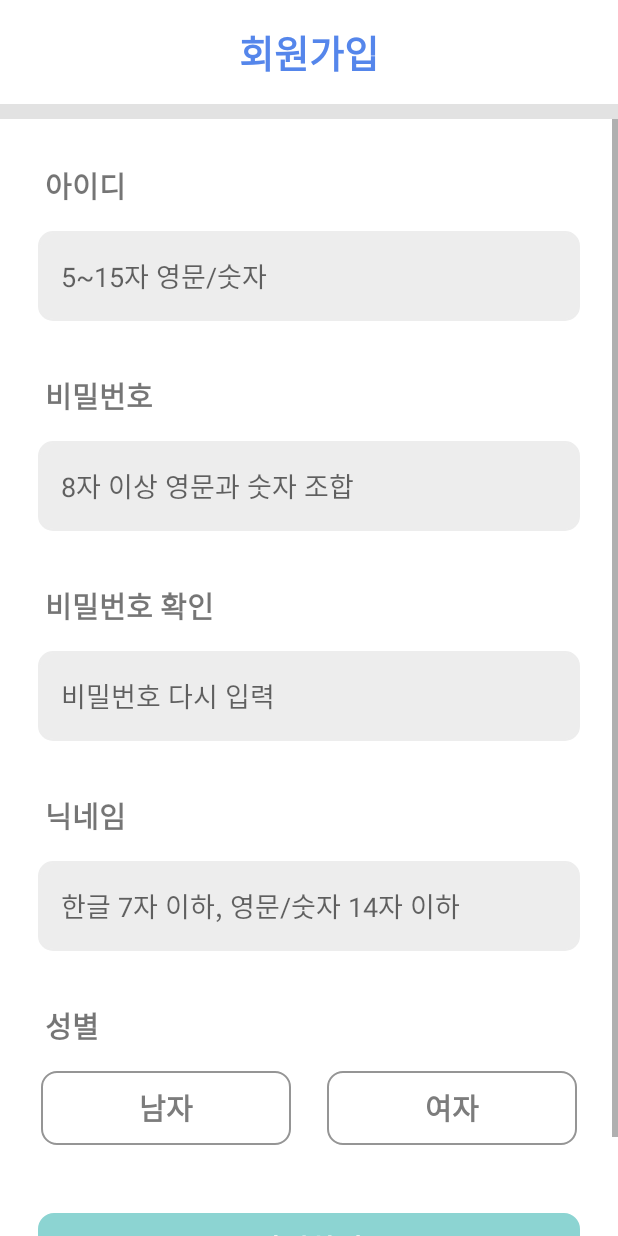
After one commit to NyaNyak/walKING, an Android app: the SignIn screen opened directly, with no data from a screen before it, on a phone screen of 412 x 824 dp. The commit adds this screen. Run offline under Robolectric (Android 15) with nearby library versions, the phone set to English and light mode, and no system bars.

Commit message:
회원가입 페이지 작성

```diff
--- a/app/src/main/AndroidManifest.xml
+++ b/app/src/main/AndroidManifest.xml
@@ -25,6 +25,7 @@
         <activity android:name=".PointShop"/>
         <activity android:name=".RankingPage"/>
         <activity android:name=".UserPage"/>
+        <activity android:name=".SignIn"/>
     </application>
 
 </manifest>
--- /dev/null
+++ b/app/src/main/java/com/example/walking/SignIn.java
@@ -0,0 +1,14 @@
+package com.example.walking;
+
+import android.os.Bundle;
+
+import androidx.annotation.Nullable;
+import androidx.appcompat.app.AppCompatActivity;
+
+public class SignIn extends AppCompatActivity {
+    @Override
+    protected void onCreate(@Nullable Bundle savedInstanceState) {
+        super.onCreate(savedInstanceState);
+        setContentView(R.layout.sign_in);
+    }
+}
--- a/app/src/main/res/drawable/button.xml
+++ b/app/src/main/res/drawable/button.xml
@@ -1,8 +1,22 @@
 <?xml version="1.0" encoding="utf-8"?>
-<shape
-    xmlns:android="http://schemas.android.com/apk/res/android"
-    android:shape="rectangle">
-    <solid android:color="#8CD4D2" />
-    <stroke android:color="#8CD4D2" android:width="1dp" />
-    <corners android:radius="10dp" />
-</shape>
+<selector xmlns:android="http://schemas.android.com/apk/res/android">
+
+    <!-- 버튼이 눌렸을 때 -->
+    <item android:state_pressed="true">
+        <shape android:shape="rectangle">
+            <solid android:color="#7EC6C4" />
+            <stroke android:color="#7EC6C4" android:width="1dp" />
+            <corners android:radius="10dp" />
+        </shape>
+    </item>
+
+    <!-- 버튼이 안 눌렸을 때(디폴트) -->
+    <item android:state_pressed="false">
+        <shape android:shape="rectangle">
+            <solid android:color="#8CD4D2" />
+            <stroke android:color="#8CD4D2" android:width="1dp" />
+            <corners android:radius="10dp" />
+        </shape>
+    </item>
+
+</selector>
--- /dev/null
+++ b/app/src/main/res/drawable/button_text.xml
@@ -0,0 +1,7 @@
+<?xml version="1.0" encoding="utf-8"?>
+<selector xmlns:android="http://schemas.android.com/apk/res/android">
+    <item android:state_pressed="true" android:color="#E1E1E1">
+    </item>
+    <item android:state_pressed="false" android:color="#FFFFFF">
+    </item>
+</selector>
--- /dev/null
+++ b/app/src/main/res/drawable/selector_radio_button.xml
@@ -0,0 +1,17 @@
+<?xml version="1.0" encoding="utf-8"?>
+<selector xmlns:android="http://schemas.android.com/apk/res/android">
+    <item android:state_checked="true">
+        <shape android:shape="rectangle">
+            <solid android:color="#8CD4D2"/>
+            <stroke android:color="#8CD4D2" android:width="1dp"/>
+            <corners android:radius="10dp"/>
+        </shape>
+    </item>
+    <item android:state_checked="false">
+        <shape android:shape="rectangle">
+            <solid android:color="#FFFFFF"/>
+            <stroke android:color="#959595" android:width="1dp"/>
+            <corners android:radius="10dp"/>
+        </shape>
+    </item>
+</selector>
--- /dev/null
+++ b/app/src/main/res/drawable/selector_radio_text.xml
@@ -0,0 +1,7 @@
+<?xml version="1.0" encoding="utf-8"?>
+<selector xmlns:android="http://schemas.android.com/apk/res/android">
+    <item android:state_checked="true" android:color="#FFFFFF">
+    </item>
+    <item android:state_checked="false" android:color="#7C7C7C">
+    </item>
+</selector>
--- a/app/src/main/res/layout/activity_main.xml
+++ b/app/src/main/res/layout/activity_main.xml
@@ -225,7 +225,7 @@
                 android:background="@drawable/button"
                 android:letterSpacing="0.05"
                 android:text="보상 받기"
-                android:textColor="@color/white"
+                android:textColor="@drawable/button_text"
                 android:textSize="18dp"
                 android:textStyle="bold"
                 app:layout_constraintBottom_toBottomOf="parent"
--- a/app/src/main/res/layout/point_shop.xml
+++ b/app/src/main/res/layout/point_shop.xml
@@ -146,7 +146,7 @@
                 android:drawablePadding="-14dp"
                 android:paddingLeft="14dp"
                 android:text="120"
-                android:textColor="@color/white"
+                android:textColor="@drawable/button_text"
                 android:textSize="18dp"
                 android:textStyle="bold"
                 android:layout_marginEnd="10dp"
@@ -207,7 +207,7 @@
                 android:drawablePadding="-14dp"
                 android:paddingLeft="14dp"
                 android:text="360"
-                android:textColor="@color/white"
+                android:textColor="@drawable/button_text"
                 android:textSize="18dp"
                 android:textStyle="bold"
                 android:layout_marginEnd="10dp"
@@ -268,7 +268,7 @@
                 android:drawablePadding="-14dp"
                 android:paddingLeft="14dp"
                 android:text="600"
-                android:textColor="@color/white"
+                android:textColor="@drawable/button_text"
                 android:textSize="18dp"
                 android:textStyle="bold"
                 android:layout_marginEnd="10dp"
@@ -365,7 +365,7 @@
             android:drawablePadding="-18dp"
             android:paddingLeft="18dp"
             android:text="300"
-            android:textColor="@color/white"
+            android:textColor="@drawable/button_text"
             android:textSize="20dp"
             android:textStyle="bold"
             android:layout_marginBottom="10dp"
--- /dev/null
+++ b/app/src/main/res/layout/sign_in.xml
@@ -0,0 +1,194 @@
+<?xml version="1.0" encoding="utf-8"?>
+<androidx.constraintlayout.widget.ConstraintLayout xmlns:android="http://schemas.android.com/apk/res/android"
+    xmlns:app="http://schemas.android.com/apk/res-auto"
+    xmlns:tools="http://schemas.android.com/tools"
+    android:layout_width="match_parent"
+    android:layout_height="match_parent"
+    android:background="#E2E2E2">
+
+    <androidx.constraintlayout.widget.ConstraintLayout
+        android:id="@+id/header_signIn"
+        android:layout_width="match_parent"
+        android:layout_height="wrap_content"
+        android:background="@color/white"
+        android:padding="15dp"
+        android:layout_marginBottom="10dp"
+        app:layout_constraintBottom_toTopOf="@+id/signIn_scroll"
+        app:layout_constraintEnd_toEndOf="parent"
+        app:layout_constraintStart_toStartOf="parent"
+        app:layout_constraintTop_toTopOf="parent">
+
+        <TextView
+            android:layout_width="wrap_content"
+            android:layout_height="wrap_content"
+            android:id="@+id/signInTitle"
+            android:text="회원가입"
+            android:textColor="#5586EB"
+            android:textStyle="bold"
+            app:layout_constraintStart_toStartOf="parent"
+            app:layout_constraintEnd_toEndOf="parent"
+            app:layout_constraintTop_toTopOf="parent"
+            app:layout_constraintBottom_toBottomOf="parent"
+            android:textSize="25dp" />
+    </androidx.constraintlayout.widget.ConstraintLayout>
+    <ScrollView
+        android:id="@+id/signIn_scroll"
+        android:layout_width="match_parent"
+        android:layout_height="0dp"
+        app:layout_constraintTop_toBottomOf="@id/header_signIn"
+        app:layout_constraintBottom_toBottomOf="parent">
+        <LinearLayout
+            android:id="@+id/signIn_form"
+            android:layout_width="match_parent"
+            android:layout_height="wrap_content"
+            android:background="@color/white"
+            android:padding="10dp"
+            android:orientation="vertical">
+            <TextView
+                android:id="@+id/idTitle"
+                android:layout_width="wrap_content"
+                android:layout_height="wrap_content"
+                android:text="아이디"
+                android:textSize="19dp"
+                android:textStyle="bold"
+                android:layout_marginTop="20dp"
+                android:layout_marginStart="20dp"
+                app:layout_constraintBottom_toTopOf="@+id/idSet"/>
+            <EditText
+                android:id="@+id/idSet"
+                android:layout_width="match_parent"
+                android:layout_height="60dp"
+                android:padding="15dp"
+                android:background="@drawable/item"
+                android:hint="5~15자 영문/숫자"
+                android:layout_marginTop="15dp"
+                android:layout_marginStart="15dp"
+                android:layout_marginEnd="15dp"
+                app:layout_constraintTop_toBottomOf="@+id/idTitle"/>
+            <TextView
+                android:id="@+id/pwTitle"
+                android:layout_width="wrap_content"
+                android:layout_height="wrap_content"
+                android:text="비밀번호"
+                android:textSize="19dp"
+                android:textStyle="bold"
+                android:layout_marginTop="35dp"
+                android:layout_marginStart="20dp"/>
+            <EditText
+                android:id="@+id/pwSet"
+                android:layout_width="match_parent"
+                android:layout_height="60dp"
+                android:padding="15dp"
+                android:background="@drawable/item"
+                android:hint="8자 이상 영문과 숫자 조합"
+                android:layout_marginTop="15dp"
+                android:layout_marginStart="15dp"
+                android:layout_marginEnd="15dp"/>
+            <TextView
+                android:id="@+id/pcTitle"
+                android:layout_width="wrap_content"
+                android:layout_height="wrap_content"
+                android:text="비밀번호 확인"
+                android:textSize="19dp"
+                android:textStyle="bold"
+                android:layout_marginTop="35dp"
+                android:layout_marginStart="20dp"/>
+            <EditText
+                android:id="@+id/pwCheck"
+                android:layout_width="match_parent"
+                android:layout_height="60dp"
+                android:padding="15dp"
+                android:background="@drawable/item"
+                android:hint="비밀번호 다시 입력"
+                android:layout_marginTop="15dp"
+                android:layout_marginStart="15dp"
+                android:layout_marginEnd="15dp"/>
+            <TextView
+                android:id="@+id/nameTitle"
+                android:layout_width="wrap_content"
+                android:layout_height="wrap_content"
+                android:text="닉네임"
+                android:textSize="19dp"
+                android:textStyle="bold"
+                android:layout_marginTop="35dp"
+                android:layout_marginStart="20dp"/>
+            <EditText
+                android:id="@+id/nameSet"
+                android:layout_width="match_parent"
+                android:layout_height="60dp"
+                android:padding="15dp"
+                android:background="@drawable/item"
+                android:hint="한글 7자 이하, 영문/숫자 14자 이하"
+                android:layout_marginTop="15dp"
+                android:layout_marginStart="15dp"
+                android:layout_marginEnd="15dp"/>
+            <TextView
+                android:id="@+id/genderTitle"
+                android:layout_width="wrap_content"
+                android:layout_height="wrap_content"
+                android:text="성별"
+                android:textSize="19dp"
+                android:textStyle="bold"
+                android:layout_marginTop="35dp"
+                android:layout_marginStart="20dp"/>
+            <RadioGroup
+                android:id="@+id/genderSet"
+                android:layout_width="wrap_content"
+                android:layout_height="wrap_content"
+                android:orientation="horizontal"
+                android:layout_gravity="center_horizontal"
+                android:layout_marginTop="15dp"
+                android:layout_marginBottom="20dp">
+                <RadioButton
+                    android:id="@+id/maleSet"
+                    android:layout_width="match_parent"
+                    android:layout_height="wrap_content"
+                    android:background="@drawable/selector_radio_button"
+                    android:textColor="@drawable/selector_radio_text"
+                    android:button="@null"
+                    android:textSize="19dp"
+                    android:textStyle="bold"
+                    android:paddingTop="10dp"
+                    android:paddingBottom="10dp"
+                    android:paddingLeft="65dp"
+                    android:layout_marginRight="12dp"
+                    android:paddingRight="65dp"
+                    android:text="남자"/>
+                <RadioButton
+                    android:id="@+id/femaleSet"
+                    android:layout_width="match_parent"
+                    android:layout_height="wrap_content"
+                    android:background="@drawable/selector_radio_button"
+                    android:textColor="@drawable/selector_radio_text"
+                    android:button="@null"
+                    android:textSize="19dp"
+                    android:textStyle="bold"
+                    android:paddingTop="10dp"
+                    android:layout_marginLeft="12dp"
+                    android:paddingBottom="10dp"
+                    android:paddingLeft="65dp"
+                    android:paddingRight="65dp"
+                    android:text="여자"/>
+            </RadioGroup>
+            <Button
+                android:id="@+id/signInButton"
+                android:layout_width="match_parent"
+                android:layout_height="wrap_content"
+                android:text="가입하기"
+                android:textStyle="bold"
+                android:textColor="@drawable/button_text"
+                android:textSize="19dp"
+                android:layout_marginTop="25dp"
+                android:layout_marginBottom="30dp"
+                android:layout_marginStart="15dp"
+                android:layout_marginEnd="15dp"
+                android:background="@drawable/button"
+                app:layout_constraintTop_toTopOf="parent"
+                app:layout_constraintStart_toStartOf="parent"
+                app:layout_constraintEnd_toEndOf="parent"
+                app:layout_constraintBottom_toBottomOf="parent"/>
+        </LinearLayout>
+
+    </ScrollView>
+
+</androidx.constraintlayout.widget.ConstraintLayout>
--- a/app/src/main/res/layout/user_page.xml
+++ b/app/src/main/res/layout/user_page.xml
@@ -115,7 +115,7 @@
             android:background="@drawable/button"
             android:layout_width="wrap_content"
             android:layout_height="wrap_content"
-            android:textColor="@color/white"
+            android:textColor="@drawable/button_text"
             android:padding="15dp"
             android:textSize="20dp"
             android:text="프로필 뱃지 변경"
```
